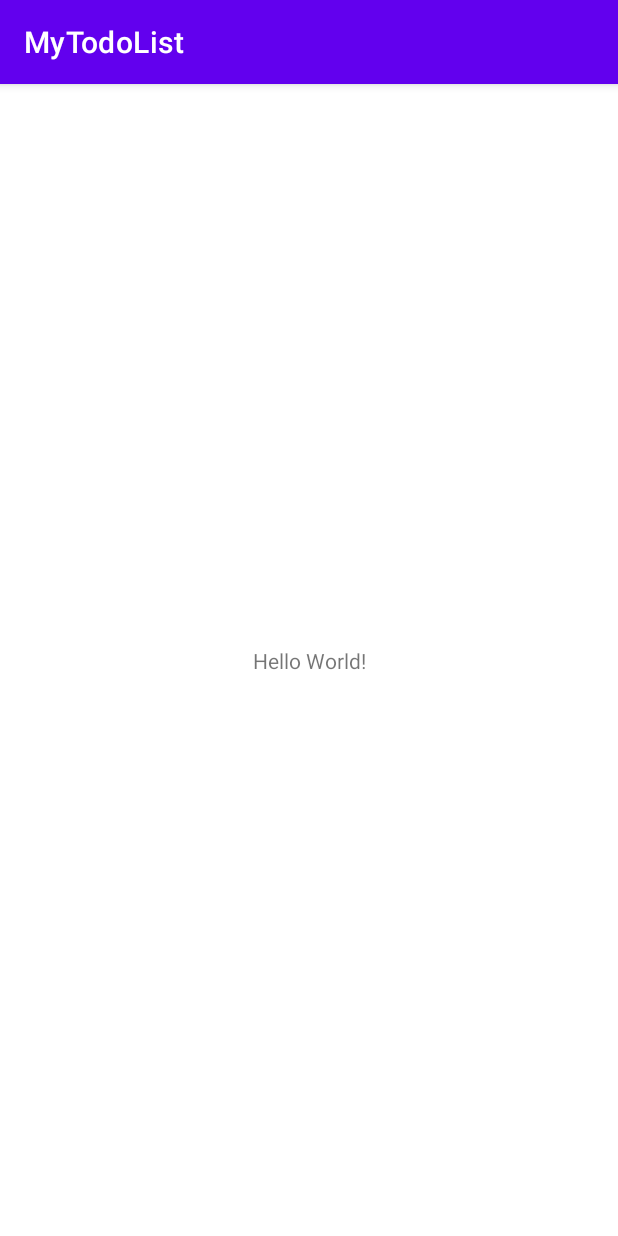
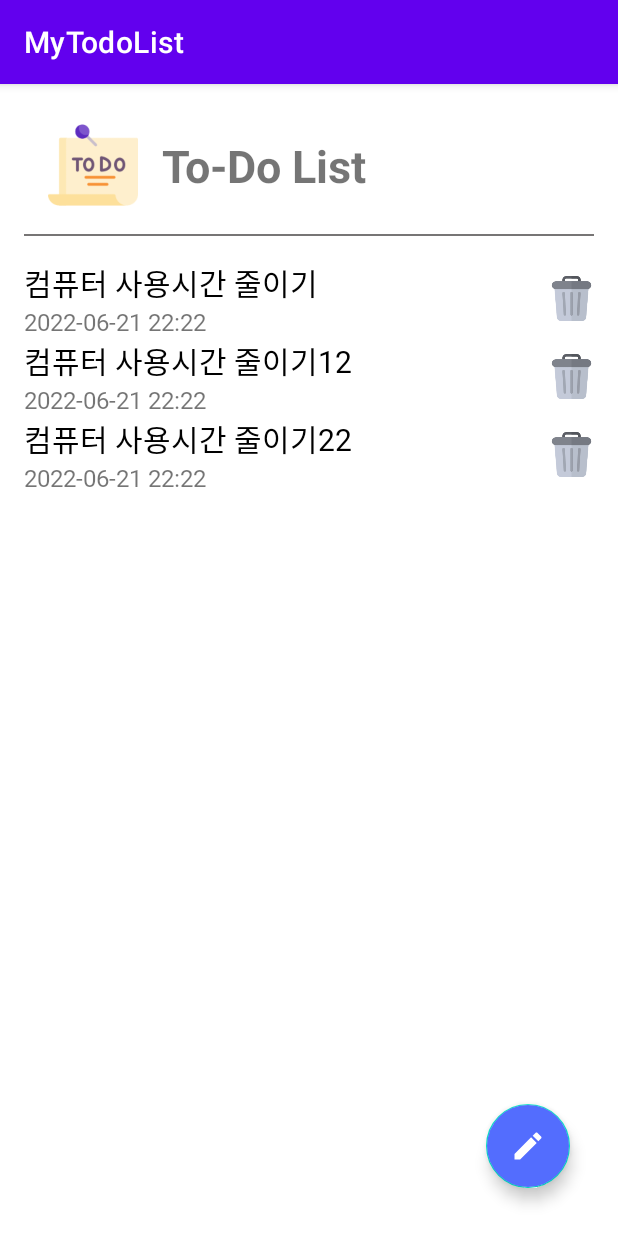
Before and after one commit to incava/TodoList, an Android app: the screen it shows after launch (MainActivity before the commit, ListMainActivity after it), on a phone screen of 412 x 824 dp. Run offline under Robolectric (Android 15) with nearby library versions, the phone set to English and light mode, and no system bars.

Commit message:
메모창

```diff
--- a/app/build.gradle
+++ b/app/build.gradle
@@ -29,6 +29,10 @@ android {
     kotlinOptions {
         jvmTarget = '1.8'
     }
+
+    viewBinding{
+        enabled = true
+    }
 }
 
 dependencies {
--- /dev/null
+++ b/app/src/main/java/com/example/mytodolist/ListMainActivity.kt
@@ -0,0 +1,26 @@
+package com.example.mytodolist
+
+import androidx.appcompat.app.AppCompatActivity
+import android.os.Bundle
+import com.example.mytodolist.adapter.Todoadapter
+import com.example.mytodolist.databinding.ActivityListMainBinding
+
+class ListMainActivity : AppCompatActivity() {
+    private lateinit var binding : ActivityListMainBinding
+    private lateinit var todoadapter: Todoadapter
+
+
+
+    override fun onCreate(savedInstanceState: Bundle?) {
+        super.onCreate(savedInstanceState)
+        binding = ActivityListMainBinding.inflate(layoutInflater)
+        setContentView(binding.root)
+
+        todoadapter = Todoadapter()
+
+        binding.rvTodo.adapter = todoadapter
+        //어댑터 세팅
+
+
+    }
+}
--- a/app/src/main/java/com/example/mytodolist/MainActivity.kt
+++ b/app/src/main/java/com/example/mytodolist/MainActivity.kt
@@ -2,10 +2,13 @@ package com.example.mytodolist
 
 import androidx.appcompat.app.AppCompatActivity
 import android.os.Bundle
+import com.example.mytodolist.databinding.ActivityListMainBinding
 
 class MainActivity : AppCompatActivity() {
+    private lateinit var binding : ActivityListMainBinding
     override fun onCreate(savedInstanceState: Bundle?) {
         super.onCreate(savedInstanceState)
-        setContentView(R.layout.activity_main)
+        binding = ActivityListMainBinding.inflate(layoutInflater)
+        setContentView(binding.root)
     }
 }
--- /dev/null
+++ b/app/src/main/java/com/example/mytodolist/Model/TodoInfo.kt
@@ -0,0 +1,6 @@
+package com.example.mytodolist.Model
+
+class TodoInfo {
+    var todoContent: String = "" //메모 내용
+    var todoDate: String = "" // 메모 일자
+}
--- /dev/null
+++ b/app/src/main/java/com/example/mytodolist/SplashActivity.kt
@@ -0,0 +1,19 @@
+package com.example.mytodolist
+
+import android.content.Intent
+import androidx.appcompat.app.AppCompatActivity
+import android.os.Bundle
+import android.os.Handler
+import android.os.Looper
+
+class SplashActivity : AppCompatActivity() {
+    override fun onCreate(savedInstanceState: Bundle?) {
+        super.onCreate(savedInstanceState)
+        setContentView(R.layout.activity_splash)
+        Handler(Looper.getMainLooper()).postDelayed(Runnable {
+            startActivity(Intent(this,ListMainActivity::class.java))
+        },1500)
+
+
+    }
+}
--- /dev/null
+++ b/app/src/main/java/com/example/mytodolist/adapter/Todoadapter.kt
@@ -0,0 +1,54 @@
+package com.example.mytodolist.adapter
+
+import android.view.LayoutInflater
+import android.view.ViewGroup
+import androidx.recyclerview.widget.RecyclerView
+import com.example.mytodolist.Model.TodoInfo
+import com.example.mytodolist.databinding.ListItemModelBinding
+
+class Todoadapter : RecyclerView.Adapter<Todoadapter.TodoViewHolder>() {
+
+    private var listTodo : ArrayList<TodoInfo> = ArrayList()
+
+    init{
+        //리스트 아이템 인스턴스 생성
+        val todoItem = TodoInfo()
+        todoItem.todoContent = "컴퓨터 사용시간 줄이기"
+        todoItem.todoDate = "2022-06-21 22:22"
+        listTodo.add(todoItem)
+
+        val todoItem1 = TodoInfo()
+        todoItem1.todoContent = "컴퓨터 사용시간 줄이기12"
+        todoItem1.todoDate = "2022-06-21 22:22"
+        listTodo.add(todoItem1)
+        val todoItem2 = TodoInfo()
+        todoItem2.todoContent = "컴퓨터 사용시간 줄이기22"
+        todoItem2.todoDate = "2022-06-21 22:22"
+        listTodo.add(todoItem2)
+
+    }
+
+    class TodoViewHolder(private val binding : ListItemModelBinding) : RecyclerView.ViewHolder(binding.root) {
+        fun bind(todoItem: TodoInfo) {
+            binding.tvContent.setText(todoItem.todoContent)
+            binding.tvDate.setText(todoItem.todoDate)
+            binding.btnRemove.setOnClickListener {
+
+            }
+        }
+    }
+    //뷰홀더 생성.(각 리스트 아이템 1개씩 마다 이 오버라이드 메소드가 호출
+    override fun onCreateViewHolder(parent: ViewGroup, viewType: Int): TodoViewHolder {
+        val binding = ListItemModelBinding.inflate(LayoutInflater.from(parent.context),parent, false)
+        return TodoViewHolder(binding)
+    }
+    //뷰홀더가 바인디 이루어 질 때 해줘야 될 처리들을 구현
+    override fun onBindViewHolder(holder: TodoViewHolder, position: Int) {
+        holder.bind(listTodo[position])
+    }
+
+    override fun getItemCount(): Int {
+        return listTodo.size
+    }
+
+}
--- /dev/null
+++ b/app/src/main/res/drawable/ic_baseline_create_24.xml
@@ -0,0 +1,5 @@
+<vector android:height="48dp" android:tint="#000000"
+    android:viewportHeight="24" android:viewportWidth="24"
+    android:width="48dp" xmlns:android="http://schemas.android.com/apk/res/android">
+    <path android:fillColor="@android:color/white" android:pathData="M3,17.25V21h3.75L17.81,9.94l-3.75,-3.75L3,17.25zM20.71,7.04c0.39,-0.39 0.39,-1.02 0,-1.41l-2.34,-2.34c-0.39,-0.39 -1.02,-0.39 -1.41,0l-1.83,1.83 3.75,3.75 1.83,-1.83z"/>
+</vector>
--- /dev/null
+++ b/app/src/main/res/layout/activity_list_main.xml
@@ -0,0 +1,73 @@
+<?xml version="1.0" encoding="utf-8"?>
+<androidx.constraintlayout.widget.ConstraintLayout xmlns:android="http://schemas.android.com/apk/res/android"
+    xmlns:app="http://schemas.android.com/apk/res-auto"
+    xmlns:tools="http://schemas.android.com/tools"
+    android:layout_width="match_parent"
+    android:layout_height="match_parent"
+    tools:context=".ListMainActivity">
+
+    <TextView
+        android:id="@+id/textView"
+        android:layout_width="wrap_content"
+        android:layout_height="wrap_content"
+        android:layout_marginStart="16dp"
+        android:text="To-Do List"
+        android:textSize="30sp"
+        android:textStyle="bold"
+        app:layout_constraintBottom_toBottomOf="@+id/imageView"
+        app:layout_constraintStart_toEndOf="@+id/imageView"
+        app:layout_constraintTop_toTopOf="@+id/imageView" />
+
+    <ImageView
+        android:id="@+id/imageView"
+        android:layout_width="60dp"
+        android:layout_height="60dp"
+        android:layout_marginStart="32dp"
+        android:layout_marginTop="24dp"
+        app:layout_constraintStart_toStartOf="parent"
+        app:layout_constraintTop_toTopOf="parent"
+        app:srcCompat="@drawable/img_todo" />
+
+    <View
+        android:id="@+id/view"
+        android:layout_width="0dp"
+        android:layout_height="1dp"
+        android:layout_marginStart="16dp"
+        android:layout_marginTop="16dp"
+        android:layout_marginEnd="16dp"
+        android:background="#777575"
+        app:layout_constraintEnd_toEndOf="parent"
+        app:layout_constraintStart_toStartOf="parent"
+        app:layout_constraintTop_toBottomOf="@+id/imageView" />
+
+    <androidx.recyclerview.widget.RecyclerView
+        android:id="@+id/rv_Todo"
+        android:layout_width="0dp"
+        android:layout_height="0dp"
+        android:layout_marginStart="16dp"
+        android:layout_marginTop="16dp"
+        android:layout_marginEnd="16dp"
+        android:layout_marginBottom="16dp"
+        tools:listitem="@layout/list_item_model"
+        app:layoutManager="androidx.recyclerview.widget.LinearLayoutManager"
+        app:layout_constraintBottom_toBottomOf="parent"
+        app:layout_constraintEnd_toEndOf="parent"
+        app:layout_constraintStart_toStartOf="parent"
+        app:layout_constraintTop_toBottomOf="@+id/view" />
+
+    <com.google.android.material.floatingactionbutton.FloatingActionButton
+        android:id="@+id/btn_write"
+        android:layout_width="wrap_content"
+        android:layout_height="wrap_content"
+        android:layout_marginEnd="32dp"
+        android:layout_marginBottom="32dp"
+        android:backgroundTint="#536DfE"
+        android:clickable="true"
+        android:contentDescription="@string/app_name"
+        android:elevation="10dp"
+        app:layout_constraintBottom_toBottomOf="parent"
+        app:layout_constraintEnd_toEndOf="parent"
+        app:srcCompat="@drawable/ic_baseline_create_24"
+        app:tint="@color/white" />
+
+</androidx.constraintlayout.widget.ConstraintLayout>
--- a/app/src/main/res/layout/activity_main.xml
+++ /dev/null
@@ -1,18 +0,0 @@
-<?xml version="1.0" encoding="utf-8"?>
-<androidx.constraintlayout.widget.ConstraintLayout xmlns:android="http://schemas.android.com/apk/res/android"
-    xmlns:app="http://schemas.android.com/apk/res-auto"
-    xmlns:tools="http://schemas.android.com/tools"
-    android:layout_width="match_parent"
-    android:layout_height="match_parent"
-    tools:context=".MainActivity">
-
-    <TextView
-        android:layout_width="wrap_content"
-        android:layout_height="wrap_content"
-        android:text="Hello World!"
-        app:layout_constraintBottom_toBottomOf="parent"
-        app:layout_constraintEnd_toEndOf="parent"
-        app:layout_constraintStart_toStartOf="parent"
-        app:layout_constraintTop_toTopOf="parent" />
-
-</androidx.constraintlayout.widget.ConstraintLayout>
--- /dev/null
+++ b/app/src/main/res/layout/activity_splash.xml
@@ -0,0 +1,26 @@
+<?xml version="1.0" encoding="utf-8"?>
+<LinearLayout xmlns:android="http://schemas.android.com/apk/res/android"
+    xmlns:app="http://schemas.android.com/apk/res-auto"
+    xmlns:tools="http://schemas.android.com/tools"
+    android:layout_width="match_parent"
+    android:layout_height="match_parent"
+    android:gravity="center"
+    android:orientation="vertical"
+    tools:context=".SplashActivity"
+    >
+    <ImageView
+        android:layout_width="wrap_content"
+        android:layout_height="wrap_content"
+        android:src="@drawable/img_todo"
+        ></ImageView>
+    <TextView
+        android:layout_width="wrap_content"
+        android:layout_height="wrap_content"
+        android:text= "To-do List"
+        android:textStyle="bold"
+        android:textColor="#000"
+        android:textSize="30sp"
+        android:layout_marginTop="30dp"
+        android:fontFamily="@font/cafe_sur"
+        ></TextView>
+</LinearLayout>
--- /dev/null
+++ b/app/src/main/res/layout/dialog_edit.xml
@@ -0,0 +1,31 @@
+<?xml version="1.0" encoding="utf-8"?>
+<LinearLayout xmlns:android="http://schemas.android.com/apk/res/android"
+    android:layout_width="match_parent"
+    android:layout_height="wrap_content"
+    android:layout_margin="16dp"
+    xmlns:app="http://schemas.android.com/apk/res-auto"
+    android:orientation="vertical">
+
+    <com.google.android.material.textfield.TextInputLayout
+        android:layout_width="match_parent"
+        android:layout_height="wrap_content"
+        app:counterEnabled="true"
+        app:counterMaxLength="20"
+        >
+
+        <com.google.android.material.textfield.TextInputEditText
+            android:id="@+id/et_memo"
+            android:layout_width="match_parent"
+            android:layout_height="wrap_content"
+            android:fontFamily="@font/cafe_sur"
+            android:singleLine="true"
+            android:maxLines="1"
+            android:maxLength="20"
+            android:hint="메모를 남겨주세요"
+
+            >
+
+        </com.google.android.material.textfield.TextInputEditText>
+
+    </com.google.android.material.textfield.TextInputLayout>
+</LinearLayout>
--- /dev/null
+++ b/app/src/main/res/layout/list_item_model.xml
@@ -0,0 +1,41 @@
+<?xml version="1.0" encoding="utf-8"?>
+<LinearLayout xmlns:android="http://schemas.android.com/apk/res/android"
+    xmlns:app="http://schemas.android.com/apk/res-auto"
+    android:layout_width="match_parent"
+    android:layout_height="wrap_content"
+    android:orientation="horizontal">
+
+    <LinearLayout
+        android:layout_width="wrap_content"
+        android:layout_height="wrap_content"
+        android:orientation="vertical"
+        android:layout_weight="1"
+        >
+    <TextView
+        android:id="@+id/tv_content"
+        android:layout_width="wrap_content"
+        android:layout_height="wrap_content"
+        android:fontFamily="@font/cafe_sur"
+        android:textSize="20sp"
+        android:textColor="@color/black"
+        android:text="내용란"/>
+
+    <TextView
+        android:id="@+id/tv_date"
+        android:layout_width="wrap_content"
+        android:layout_height="wrap_content"
+        android:fontFamily="@font/cafe_sur"
+        android:textSize="16sp"
+        android:text="2022-06-16"
+        />
+    </LinearLayout>
+
+    <ImageView
+        android:id="@+id/btn_remove"
+        android:layout_width="30dp"
+        android:layout_height="30dp"
+        android:layout_gravity="center"
+        app:srcCompat="@drawable/img_remove" />
+
+
+</LinearLayout>
--- a/build.gradle
+++ b/build.gradle
@@ -2,7 +2,7 @@
 plugins {
     id 'com.android.application' version '7.2.0' apply false
     id 'com.android.library' version '7.2.0' apply false
-    id 'org.jetbrains.kotlin.android' version '1.6.10' apply false
+    id 'org.jetbrains.kotlin.android' version '1.7.0' apply false
 }
 
 task clean(type: Delete) {
```
Also changed, not shown: app/src/main/AndroidManifest.xml (+7 -1 lines), app/src/main/res/drawable/img_remove.png (added), app/src/main/res/drawable/img_todo.png (added), 1 other file.
